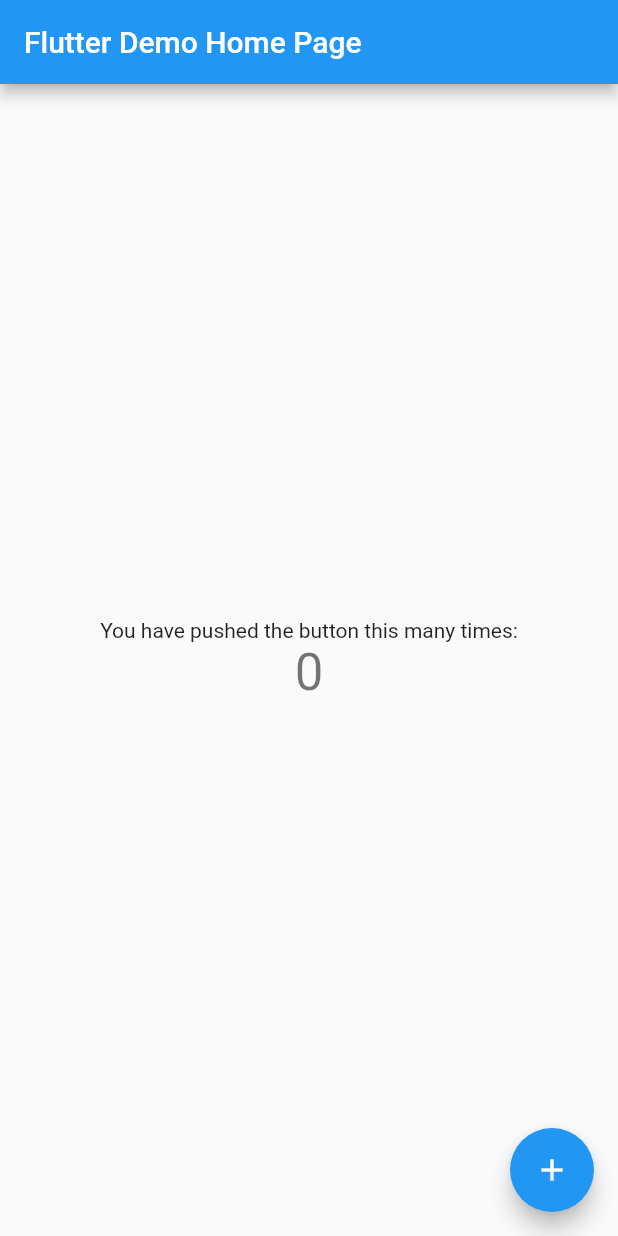
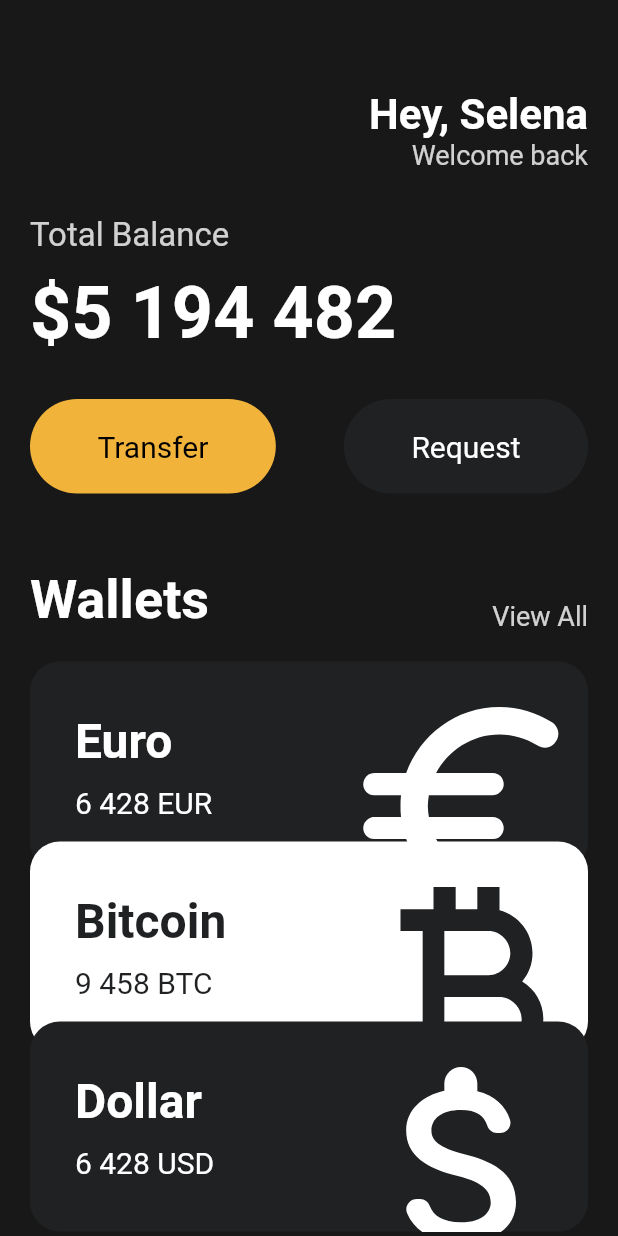
Before and after one commit to yunuchoiii/toonmoa, a Flutter app: the screen it shows after launch, on a phone screen of 412 x 824 dp. Run offline on Flutter 3.47's test engine with Material 2 defaults, Android fonts, the phone set to English and light mode, and no system bars.

Commit message:
Code Challenge

```diff
--- a/lib/main.dart
+++ b/lib/main.dart
@@ -1,115 +1,145 @@
 import 'package:flutter/material.dart';
+import 'package:toonmoa/widgets/button.dart';
+import 'package:toonmoa/widgets/currency_card.dart';
 
 void main() {
-  runApp(const MyApp());
+  runApp(App());
 }
 
-class MyApp extends StatelessWidget {
-  const MyApp({super.key});
-
-  // This widget is the root of your application.
+class App extends StatelessWidget {
   @override
   Widget build(BuildContext context) {
     return MaterialApp(
-      title: 'Flutter Demo',
-      theme: ThemeData(
-        // This is the theme of your application.
-        //
-        // Try running your application with "flutter run". You'll see the
-        // application has a blue toolbar. Then, without quitting the app, try
-        // changing the primarySwatch below to Colors.green and then invoke
-        // "hot reload" (press "r" in the console where you ran "flutter run",
-        // or simply save your changes to "hot reload" in a Flutter IDE).
-        // Notice that the counter didn't reset back to zero; the application
-        // is not restarted.
-        primarySwatch: Colors.blue,
+      home: Scaffold(
+        backgroundColor: const Color(0xff181818),
+        body: SingleChildScrollView(
+          child: Padding(
+            padding: const EdgeInsets.symmetric(horizontal: 20),
+            child: Column(
+              crossAxisAlignment: CrossAxisAlignment.start,
+              children: [
+                const SizedBox(
+                  height: 60,
                 ),
-      home: const MyHomePage(title: 'Flutter Demo Home Page'),
-    );
-  }
-}
-
-class MyHomePage extends StatefulWidget {
-  const MyHomePage({super.key, required this.title});
-
-  // This widget is the home page of your application. It is stateful, meaning
-  // that it has a State object (defined below) that contains fields that affect
-  // how it looks.
-
-  // This class is the configuration for the state. It holds the values (in this
-  // case the title) provided by the parent (in this case the App widget) and
-  // used by the build method of the State. Fields in a Widget subclass are
-  // always marked "final".
-
-  final String title;
-
-  @override
-  State<MyHomePage> createState() => _MyHomePageState();
-}
-
-class _MyHomePageState extends State<MyHomePage> {
-  int _counter = 0;
-
-  void _incrementCounter() {
-    setState(() {
-      // This call to setState tells the Flutter framework that something has
-      // changed in this State, which causes it to rerun the build method below
-      // so that the display can reflect the updated values. If we changed
-      // _counter without calling setState(), then the build method would not be
-      // called again, and so nothing would appear to happen.
-      _counter++;
-    });
-  }
-
-  @override
-  Widget build(BuildContext context) {
-    // This method is rerun every time setState is called, for instance as done
-    // by the _incrementCounter method above.
-    //
-    // The Flutter framework has been optimized to make rerunning build methods
-    // fast, so that you can just rebuild anything that needs updating rather
-    // than having to individually change instances of widgets.
-    return Scaffold(
-      appBar: AppBar(
-        // Here we take the value from the MyHomePage object that was created by
-        // the App.build method, and use it to set our appbar title.
-        title: Text(widget.title),
-      ),
-      body: Center(
-        // Center is a layout widget. It takes a single child and positions it
-        // in the middle of the parent.
-        child: Column(
-          // Column is also a layout widget. It takes a list of children and
-          // arranges them vertically. By default, it sizes itself to fit its
-          // children horizontally, and tries to be as tall as its parent.
-          //
-          // Invoke "debug painting" (press "p" in the console, choose the
-          // "Toggle Debug Paint" action from the Flutter Inspector in Android
-          // Studio, or the "Toggle Debug Paint" command in Visual Studio Code)
-          // to see the wireframe for each widget.
-          //
-          // Column has various properties to control how it sizes itself and
-          // how it positions its children. Here we use mainAxisAlignment to
-          // center the children vertically; the main axis here is the vertical
-          // axis because Columns are vertical (the cross axis would be
-          // horizontal).
-          mainAxisAlignment: MainAxisAlignment.center,
-          children: <Widget>[
+                Row(
+                  mainAxisAlignment: MainAxisAlignment.end,
+                  children: [
+                    Column(
+                      crossAxisAlignment: CrossAxisAlignment.end,
+                      children: [
                         const Text(
-              'You have pushed the button this many times:',
+                          'Hey, Selena',
+                          style: TextStyle(
+                              color: Colors.white,
+                              fontSize: 28,
+                              fontWeight: FontWeight.w700),
                         ),
                         Text(
-              '$_counter',
-              style: Theme.of(context).textTheme.headline4,
+                          'Welcome back',
+                          style: TextStyle(
+                            color: Colors.white.withOpacity(0.8),
+                            fontSize: 18,
+                          ),
+                        ),
+                      ],
+                    )
+                  ],
+                ),
+                const SizedBox(
+                  height: 30,
+                ),
+                Text(
+                  "Total Balance",
+                  style: TextStyle(
+                    fontSize: 22,
+                    color: Colors.white.withOpacity(0.8),
+                  ),
+                ),
+                const SizedBox(
+                  height: 10,
+                ),
+                const Text(
+                  "\$5 194 482",
+                  style: TextStyle(
+                    fontSize: 48,
+                    fontWeight: FontWeight.w600,
+                    color: Colors.white,
+                  ),
+                ),
+                const SizedBox(
+                  height: 30,
+                ),
+                Row(
+                  mainAxisAlignment: MainAxisAlignment.spaceBetween,
+                  children: const [
+                    Button(
+                      text: 'Transfer',
+                      bgColor: Color(0xfff2b33a),
+                      textColor: Colors.black,
+                    ),
+                    Button(
+                      text: 'Request',
+                      bgColor: Color(0xff1f2123),
+                      textColor: Colors.white,
+                    ),
+                  ],
+                ),
+                const SizedBox(
+                  height: 50,
+                ),
+                Row(
+                  mainAxisAlignment: MainAxisAlignment.spaceBetween,
+                  crossAxisAlignment: CrossAxisAlignment.end,
+                  children: [
+                    const Text(
+                      'Wallets',
+                      style: TextStyle(
+                        color: Colors.white,
+                        fontSize: 36,
+                        fontWeight: FontWeight.w600,
+                      ),
+                    ),
+                    Text(
+                      'View All',
+                      style: TextStyle(
+                        color: Colors.white.withOpacity(0.8),
+                        fontSize: 18,
+                      ),
+                    ),
+                  ],
+                ),
+                const SizedBox(
+                  height: 20,
+                ),
+                const CurrencyCard(
+                  name: 'Euro',
+                  code: 'EUR',
+                  amount: '6 428',
+                  icon: Icons.euro_rounded,
+                  isInverted: false,
+                  order: 1,
+                ),
+                const CurrencyCard(
+                  name: 'Bitcoin',
+                  code: 'BTC',
+                  amount: '9 458',
+                  icon: Icons.currency_bitcoin,
+                  isInverted: true,
+                  order: 2,
+                ),
+                const CurrencyCard(
+                  name: 'Dollar',
+                  code: 'USD',
+                  amount: '6 428',
+                  icon: Icons.attach_money_rounded,
+                  isInverted: false,
+                  order: 3,
                 ),
               ],
             ),
           ),
-      floatingActionButton: FloatingActionButton(
-        onPressed: _incrementCounter,
-        tooltip: 'Increment',
-        child: const Icon(Icons.add),
-      ), // This trailing comma makes auto-formatting nicer for build methods.
+        ),
+      ),
     );
   }
 }
--- /dev/null
+++ b/lib/widgets/button.dart
@@ -0,0 +1,35 @@
+import 'package:flutter/material.dart';
+
+class Button extends StatelessWidget {
+  final String text;
+  final Color bgColor;
+  final Color textColor;
+
+  const Button({
+    super.key,
+    required this.text,
+    required this.bgColor,
+    required this.textColor,
+  });
+
+  @override
+  Widget build(BuildContext context) {
+    return Container(
+      decoration: BoxDecoration(
+          color: bgColor, borderRadius: BorderRadius.circular(45)),
+      child: Padding(
+        padding: const EdgeInsets.symmetric(
+          vertical: 20,
+          horizontal: 45,
+        ),
+        child: Text(
+          text,
+          style: TextStyle(
+            fontSize: 20,
+            color: textColor,
+          ),
+        ),
+      ),
+    );
+  }
+}
--- /dev/null
+++ b/lib/widgets/currency_card.dart
@@ -0,0 +1,86 @@
+import 'package:flutter/material.dart';
+
+class CurrencyCard extends StatelessWidget {
+  final String name, code, amount;
+  final IconData icon;
+  final bool isInverted;
+  final double order;
+
+  final _blackColor = const Color(0xff1f2123);
+
+  const CurrencyCard({
+    super.key,
+    required this.name,
+    required this.code,
+    required this.amount,
+    required this.icon,
+    required this.isInverted,
+    required this.order,
+  });
+
+  @override
+  Widget build(BuildContext context) {
+    return Transform.translate(
+      offset: Offset(0, (order - 1) * (-20)),
+      child: Container(
+        clipBehavior: Clip.hardEdge,
+        decoration: BoxDecoration(
+            color: isInverted ? Colors.white : _blackColor,
+            borderRadius: BorderRadius.circular(20)),
+        child: Padding(
+          padding: const EdgeInsets.all(30),
+          child: Row(
+            mainAxisAlignment: MainAxisAlignment.spaceBetween,
+            children: [
+              Column(
+                crossAxisAlignment: CrossAxisAlignment.start,
+                children: [
+                  Text(
+                    name,
+                    style: TextStyle(
+                        color: isInverted ? _blackColor : Colors.white,
+                        fontSize: 32,
+                        fontWeight: FontWeight.w600),
+                  ),
+                  const SizedBox(
+                    height: 10,
+                  ),
+                  Row(
+                    children: [
+                      Text(
+                        amount,
+                        style: TextStyle(
+                          color: isInverted ? _blackColor : Colors.white,
+                          fontSize: 20,
+                        ),
+                      ),
+                      const SizedBox(width: 5),
+                      Text(
+                        code,
+                        style: TextStyle(
+                          color: isInverted ? _blackColor : Colors.white,
+                          fontSize: 20,
+                        ),
+                      ),
+                    ],
+                  )
+                ],
+              ),
+              Transform.scale(
+                scale: 2.2,
+                child: Transform.translate(
+                  offset: const Offset(-5, 12),
+                  child: Icon(
+                    icon,
+                    color: isInverted ? _blackColor : Colors.white,
+                    size: 80,
+                  ),
+                ),
+              )
+            ],
+          ),
+        ),
+      ),
+    );
+  }
+}
```
Also changed, not shown: 1 other file. Lines whose indentation alone changed are shown as unchanged.
